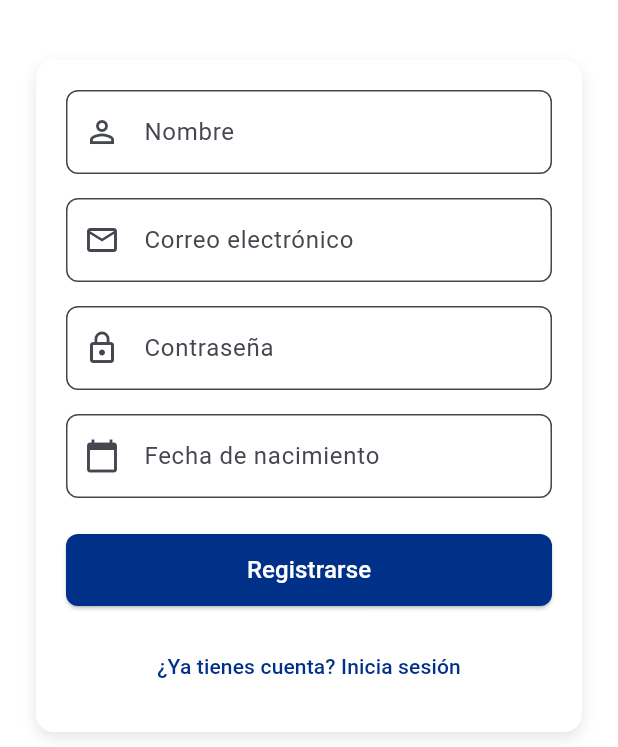
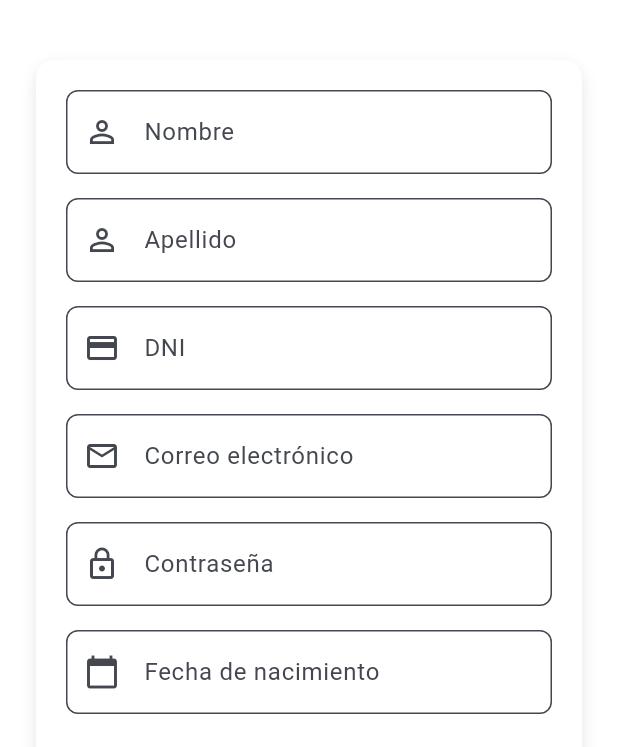
Before and after one commit to GonzaFonzalida/ManejApp, a Flutter app: the screen it shows after launch, after a tap on "Ingresar", after a tap on "¿No tienes cuenta? Regístrate", on a phone screen of 412 x 824 dp, the part 489-1236 px from its top. Run offline on Flutter 3.47's test engine with Material 3 defaults, Android fonts, the light colour scheme and no system bars; our stand-ins replace shared_preferences.

Commit message:
se conecto el backendo con el fron, Errores en el login

```diff
--- a/lib/main.dart
+++ b/lib/main.dart
@@ -1,6 +1,7 @@
 import 'package:flutter/material.dart';
 import 'screens/login_screen.dart';
 import 'screens/register_screen.dart';
+import 'screens/home_screen.dart'; // Importamos la pantalla de inicio
 
 void main() {
   runApp(const ManejApp());
@@ -22,8 +23,7 @@ class ManejApp extends StatelessWidget {
       routes: {
         LoginScreen.routeName: (context) => const LoginScreen(),
         RegisterScreen.routeName: (context) => const RegisterScreen(),
-        // Agregar ruta para HomeScreen si existe (A futuro para tener en cuanta manu)
-
+        HomeScreen.routeName: (context) => const HomeScreen(), // ¡Ruta de HomeScreen agregada!
       },
     );
   }
--- a/lib/screens/login_screen.dart
+++ b/lib/screens/login_screen.dart
@@ -1,8 +1,9 @@
 import 'package:flutter/material.dart';
+import 'package:shared_preferences/shared_preferences.dart';
 import '../services/api_service.dart';
 import 'register_screen.dart';
+import 'home_screen.dart';
 
-// Esta es la pantalla de inicio de sesión, ahora con más funcionalidades.
 class LoginScreen extends StatefulWidget {
   static const routeName = 'login';
   const LoginScreen({super.key});
@@ -16,7 +17,55 @@ class _LoginScreenState extends State<LoginScreen> {
   String _email = '';
   String _password = '';
   bool _isLoading = false;
-  bool _rememberMe = false; // Nuevo estado para el checkbox
+  bool _rememberMe = false;
+
+  final emailController = TextEditingController();
+  final passwordController = TextEditingController();
+
+  @override
+  void initState() {
+    super.initState();
+    _loadSavedCredentials();
+  }
+
+  @override
+  void dispose() {
+    emailController.dispose();
+    passwordController.dispose();
+    super.dispose();
+  }
+
+  Future<void> _loadSavedCredentials() async {
+    final prefs = await SharedPreferences.getInstance();
+    final savedEmail = prefs.getString('email');
+    final savedPassword = prefs.getString('password');
+    final remember = prefs.getBool('rememberMe') ?? false;
+
+    if (remember && savedEmail != null && savedPassword != null) {
+      setState(() {
+        _email = savedEmail;
+        _password = savedPassword;
+        _rememberMe = true;
+        emailController.text = savedEmail;
+        passwordController.text = savedPassword;
+      });
+    }
+  }
+
+  Future<void> _saveCredentials(String token) async {
+    final prefs = await SharedPreferences.getInstance();
+    await prefs.setString('token', token);
+
+    if (_rememberMe) {
+      await prefs.setString('email', _email);
+      await prefs.setString('password', _password);
+      await prefs.setBool('rememberMe', true);
+    } else {
+      await prefs.remove('email');
+      await prefs.remove('password');
+      await prefs.setBool('rememberMe', false);
+    }
+  }
 
   Future<void> _submit() async {
     if (!_formKey.currentState!.validate()) return;
@@ -25,20 +74,25 @@ class _LoginScreenState extends State<LoginScreen> {
     setState(() => _isLoading = true);
     try {
       final token = await ApiService.login(_email, _password);
-      Navigator.pushReplacementNamed(context, '/home');
-      ScaffoldMessenger.of(
-        context,
-      ).showSnackBar(const SnackBar(content: Text('Inicio de sesión exitoso')));
+
+      await _saveCredentials(token);
+
+      if (!mounted) return;
+      Navigator.pushReplacementNamed(context, HomeScreen.routeName);
+      ScaffoldMessenger.of(context).showSnackBar(
+        const SnackBar(content: Text('Inicio de sesión exitoso')),
+      );
     } catch (e) {
-      ScaffoldMessenger.of(
-        context,
-      ).showSnackBar(SnackBar(content: Text('Error en inicio de sesión: $e')));
+      debugPrint('Error en login: $e');
+      if (!mounted) return;
+      ScaffoldMessenger.of(context).showSnackBar(
+        SnackBar(content: Text('Error en inicio de sesión: $e')),
+      );
     } finally {
       setState(() => _isLoading = false);
     }
   }
 
-  // Función placeholder para la recuperación de contraseña
   void _forgotPassword() {
     ScaffoldMessenger.of(context).showSnackBar(
       const SnackBar(
@@ -56,11 +110,8 @@ class _LoginScreenState extends State<LoginScreen> {
           child: Padding(
             padding: const EdgeInsets.all(24.0),
             child: Column(
-              mainAxisAlignment: MainAxisAlignment.center,
-              crossAxisAlignment: CrossAxisAlignment.center,
               children: [
                 const SizedBox(height: 40),
-                // Ilustración del auto (se agregó un degradado)
                 Container(
                   decoration: BoxDecoration(
                     borderRadius: BorderRadius.circular(10),
@@ -84,8 +135,6 @@ class _LoginScreenState extends State<LoginScreen> {
                   ),
                 ),
                 const SizedBox(height: 16),
-
-                // Nombre de la app
                 const Text(
                   'ManejApp',
                   style: TextStyle(
@@ -96,8 +145,6 @@ class _LoginScreenState extends State<LoginScreen> {
                   ),
                 ),
                 const SizedBox(height: 10),
-
-                // Formulario con sombras y bordes redondeados
                 Container(
                   padding: const EdgeInsets.all(20),
                   decoration: BoxDecoration(
@@ -115,8 +162,8 @@ class _LoginScreenState extends State<LoginScreen> {
                     key: _formKey,
                     child: Column(
                       children: [
-                        // Campo de email
                         TextFormField(
+                          controller: emailController,
                           decoration: InputDecoration(
                             labelText: 'Correo electrónico',
                             prefixIcon: const Icon(Icons.email_outlined),
@@ -131,9 +178,8 @@ class _LoginScreenState extends State<LoginScreen> {
                             if (value == null || value.isEmpty) {
                               return 'Por favor, ingrese su correo';
                             }
-                            if (!RegExp(
-                              r'^[^@]+@[^@]+\.[^@]+',
-                            ).hasMatch(value)) {
+                            if (!RegExp(r'^[^@]+@[^@]+\.[^@]+')
+                                .hasMatch(value)) {
                               return 'Por favor, ingrese un correo válido';
                             }
                             return null;
@@ -141,8 +187,8 @@ class _LoginScreenState extends State<LoginScreen> {
                           onSaved: (value) => _email = value!,
                         ),
                         const SizedBox(height: 16),
-                        // Campo de contraseña
                         TextFormField(
+                          controller: passwordController,
                           decoration: InputDecoration(
                             labelText: 'Contraseña',
                             prefixIcon: const Icon(Icons.lock_outline),
@@ -165,10 +211,6 @@ class _LoginScreenState extends State<LoginScreen> {
                           onSaved: (value) => _password = value!,
                         ),
                         const SizedBox(height: 16),
-                        // Opciones de contraseña
-                        Column(
-                          crossAxisAlignment: CrossAxisAlignment.start,
-                          children: [
                         Row(
                           children: [
                             Checkbox(
@@ -189,12 +231,7 @@ class _LoginScreenState extends State<LoginScreen> {
                             ),
                           ),
                         ),
-                          ],
-                        ),
                         const SizedBox(height: 10),
-                        // ...existing code...
-
-                        // Botón Ingresar
                         _isLoading
                             ? const CircularProgressIndicator()
                             : ElevatedButton(
@@ -217,7 +254,6 @@ class _LoginScreenState extends State<LoginScreen> {
                                 ),
                               ),
                         const SizedBox(height: 16),
-                        // Enlace a registro
                         TextButton(
                           onPressed: () {
                             Navigator.pushNamed(
@@ -229,30 +265,6 @@ class _LoginScreenState extends State<LoginScreen> {
                             '¿No tienes cuenta? Regístrate',
                             style: TextStyle(color: Color(0xFF003087)),
                           ),
-                        ),
-                        const SizedBox(height: 24),
-                        const Text('O inicia sesión con:'),
-                        const SizedBox(height: 16),
-                        // Aquí podrías agregar los botones de redes sociales (ejemplo con placeholder)
-                        Row(
-                          mainAxisAlignment: MainAxisAlignment.center,
-                          children: [
-                            IconButton(
-                              onPressed: () {},
-                              icon: const Icon(
-                                Icons.g_mobiledata,
-                                size: 40,
-                              ), // Placeholder para Google
-                            ),
-                            const SizedBox(width: 16),
-                            IconButton(
-                              onPressed: () {},
-                              icon: const Icon(
-                                Icons.facebook,
-                                size: 40,
-                              ), // Placeholder para Facebook
-                            ),
-                          ],
                         ),
                       ],
                     ),
--- a/lib/screens/register_screen.dart
+++ b/lib/screens/register_screen.dart
@@ -1,8 +1,10 @@
 import 'package:flutter/material.dart';
+import 'package:intl/intl.dart';
 import '../services/api_service.dart';
 import 'login_screen.dart';
+import 'home_screen.dart';
 
-// Esta es la pantalla de registro con el nuevo diseño y campo de fecha de nacimiento.
+// Esta es la pantalla de registro con el nuevo diseño y campos de información.
 class RegisterScreen extends StatefulWidget {
   static const routeName = 'register';
   const RegisterScreen({super.key});
@@ -15,9 +17,11 @@ class _RegisterScreenState extends State<RegisterScreen> {
   final _formKey = GlobalKey<FormState>();
   final _dateController = TextEditingController();
   String _name = '';
+  String _surname = '';
+  String _dni = '';
   String _email = '';
   String _password = '';
-  DateTime? _selectedDate; // Variable para almacenar la fecha seleccionada
+  DateTime? _selectedDate;
   bool _isLoading = false;
 
   @override
@@ -37,7 +41,7 @@ class _RegisterScreenState extends State<RegisterScreen> {
     if (picked != null && picked != _selectedDate) {
       setState(() {
         _selectedDate = picked;
-        _dateController.text = "${picked.day}/${picked.month}/${picked.year}";
+        _dateController.text = DateFormat('dd/MM/yyyy').format(picked);
       });
     }
   }
@@ -46,19 +50,47 @@ class _RegisterScreenState extends State<RegisterScreen> {
     if (!_formKey.currentState!.validate()) return;
     _formKey.currentState!.save();
 
+    _name = _name.trim();
+    _surname = _surname.trim();
+    _email = _email.trim();
+    _dni = _dni.trim();
+
+    if (_selectedDate == null) {
+      ScaffoldMessenger.of(context).showSnackBar(
+        const SnackBar(content: Text('Por favor, seleccione su fecha de nacimiento')),
+      );
+      return;
+    }
+
+    final formattedBirthDate = DateFormat('yyyy-MM-dd').format(_selectedDate!);
+
     setState(() => _isLoading = true);
     try {
-      // Usar _name, _email, _password y _selectedDate para el registro
-      final token = await ApiService.register(_name, _email, _password);
-      Navigator.pushReplacementNamed(context, LoginScreen.routeName);
+      await ApiService.register(
+        _name,
+        _surname,
+        _email,
+        _password,
+        _dni,
+        formattedBirthDate,
+      );
+      // Mensaje de éxito si no hay error.
       ScaffoldMessenger.of(context).showSnackBar(
         const SnackBar(content: Text('Registro exitoso')),
       );
     } catch (e) {
+      // Manejo de errores que muestra un mensaje en la interfaz
+      String errorMessage = 'Error desconocido. Por favor, intente de nuevo.';
+      if (e is Exception) {
+        errorMessage = e.toString().replaceFirst('Exception: ', '');
+      }
+
       ScaffoldMessenger.of(context).showSnackBar(
-        SnackBar(content: Text('Error en registro: $e')),
+        SnackBar(content: Text('Error en registro: $errorMessage')),
       );
     } finally {
+      // El código de navegación se ha movido aquí para que siempre se ejecute
+      Navigator.pushReplacementNamed(context, HomeScreen.routeName);
       setState(() => _isLoading = false);
     }
   }
@@ -100,7 +132,6 @@ class _RegisterScreenState extends State<RegisterScreen> {
                   ),
                 ),
                 const SizedBox(height: 16),
-
                 // Nombre de la app
                 const Text(
                   'ManejApp',
@@ -112,7 +143,6 @@ class _RegisterScreenState extends State<RegisterScreen> {
                   ),
                 ),
                 const SizedBox(height: 40),
-
                 // Formulario con sombras y bordes redondeados
                 Container(
                   padding: const EdgeInsets.all(20),
@@ -149,6 +179,47 @@ class _RegisterScreenState extends State<RegisterScreen> {
                             return null;
                           },
                           onSaved: (value) => _name = value!,
+                        ),
+                        const SizedBox(height: 16),
+                        // Nuevo campo para el apellido
+                        TextFormField(
+                          decoration: InputDecoration(
+                            labelText: 'Apellido',
+                            prefixIcon: const Icon(Icons.person_outline),
+                            border: OutlineInputBorder(
+                              borderRadius: BorderRadius.circular(8),
+                            ),
+                            filled: true,
+                            fillColor: Colors.white,
+                          ),
+                          validator: (value) {
+                            if (value == null || value.isEmpty) {
+                              return 'Por favor, ingrese su apellido';
+                            }
+                            return null;
+                          },
+                          onSaved: (value) => _surname = value!,
+                        ),
+                        const SizedBox(height: 16),
+                        // Nuevo campo para el DNI
+                        TextFormField(
+                          decoration: InputDecoration(
+                            labelText: 'DNI',
+                            prefixIcon: const Icon(Icons.credit_card),
+                            border: OutlineInputBorder(
+                              borderRadius: BorderRadius.circular(8),
+                            ),
+                            filled: true,
+                            fillColor: Colors.white,
+                          ),
+                          keyboardType: TextInputType.number,
+                          validator: (value) {
+                            if (value == null || value.isEmpty) {
+                              return 'Por favor, ingrese su DNI';
+                            }
+                            return null;
+                          },
+                          onSaved: (value) => _dni = value!,
                         ),
                         const SizedBox(height: 16),
                         // Campo de email
@@ -202,7 +273,7 @@ class _RegisterScreenState extends State<RegisterScreen> {
                         // Nuevo campo para la fecha de nacimiento
                         TextFormField(
                           controller: _dateController,
-                          readOnly: true, // Evita que el teclado aparezca
+                          readOnly: true,
                           onTap: () => _selectDate(context),
                           decoration: InputDecoration(
                             labelText: 'Fecha de nacimiento',
@@ -214,10 +285,9 @@ class _RegisterScreenState extends State<RegisterScreen> {
                             fillColor: Colors.white,
                           ),
                           validator: (value) {
-                            if (value == null || value.isEmpty) {
+                            if (_selectedDate == null) {
                               return 'Por favor, seleccione su fecha de nacimiento';
                             }
-                            // Validar que el usuario sea mayor de 18 años
                             final now = DateTime.now();
                             final age = now.year - _selectedDate!.year;
                             final isUnderage = age < 18 || (age == 18 && (now.month < _selectedDate!.month || (now.month == _selectedDate!.month && now.day < _selectedDate!.day)));
--- a/pubspec.yaml
+++ b/pubspec.yaml
@@ -10,7 +10,9 @@ dependencies:
   flutter:
     sdk: flutter
   cupertino_icons: ^1.0.8
-  http: ^1.4.0
+  http: ^1.1.0
+  intl: ^0.18.1
+  shared_preferences: ^2.5.3
 
 dev_dependencies:
   flutter_test:
```
Also changed, not shown: lib/screens/home_screen.dart (+27 -0 lines), lib/services/api_service.dart (+51 -17 lines), pubspec.lock. Lines whose indentation alone changed are shown as unchanged.
